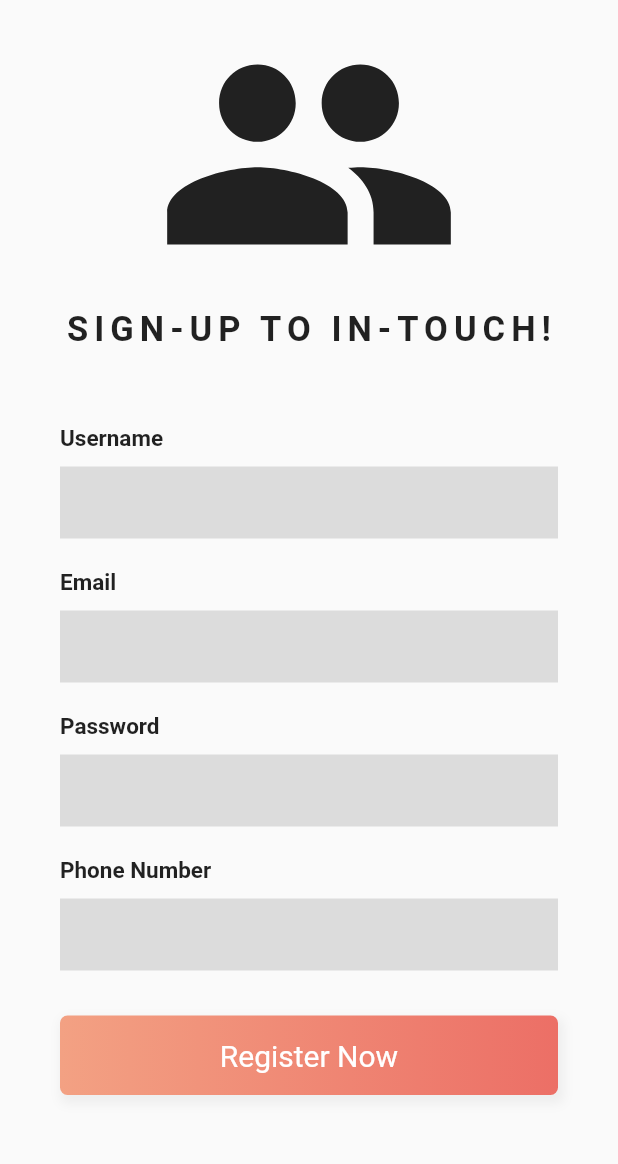
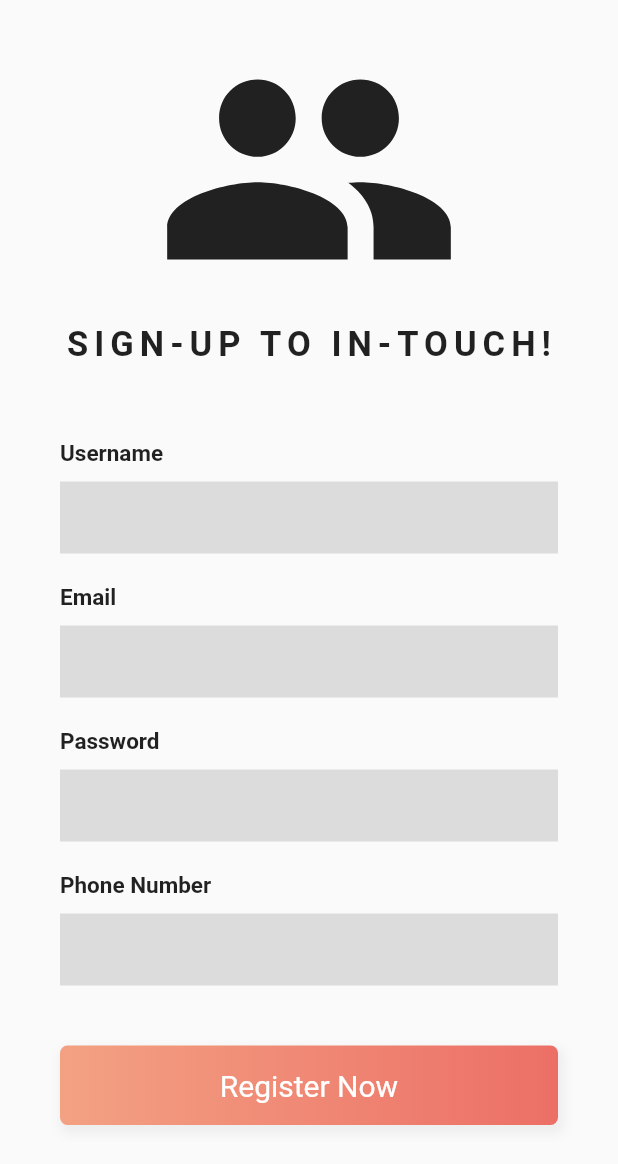
Before and after one commit to In-Touch-Hackathon/In-Touch-App, a Flutter app: the SignUpPage screen opened directly, on a phone screen of 412 x 824 dp. Shown: the top 1164 px of the screen. Run offline on Flutter 3.47's test engine with Material 2 defaults, Android fonts, the phone set to English and light mode, and no system bars.

Commit message:
Sizebox improvements

```diff
--- a/lib/ui/signUpPage.dart
+++ b/lib/ui/signUpPage.dart
@@ -21,12 +21,14 @@ class _SignUpPageState extends State<SignUpPage> {
                 mainAxisAlignment: MainAxisAlignment.center,
                 crossAxisAlignment: CrossAxisAlignment.center,
                 children: <Widget>[
+                  SizedBox(height: 10),
                   header(),
                   entryField("Username"),
                   entryField("Email"),
                   entryField("Password", isPassword: true),
                   entryField("Phone Number"),
                   register(),
+                  SizedBox(height: 10),
                 ],
               ),
             ),
@@ -73,7 +75,7 @@ class _SignUpPageState extends State<SignUpPage> {
       padding: EdgeInsets.symmetric(vertical: 15),
       alignment: Alignment.center,
       margin: EdgeInsets.symmetric(
-          vertical: 20
+          vertical: 30
       ),
       decoration: BoxDecoration(
           borderRadius: BorderRadius.all(Radius.circular(5)),
```
